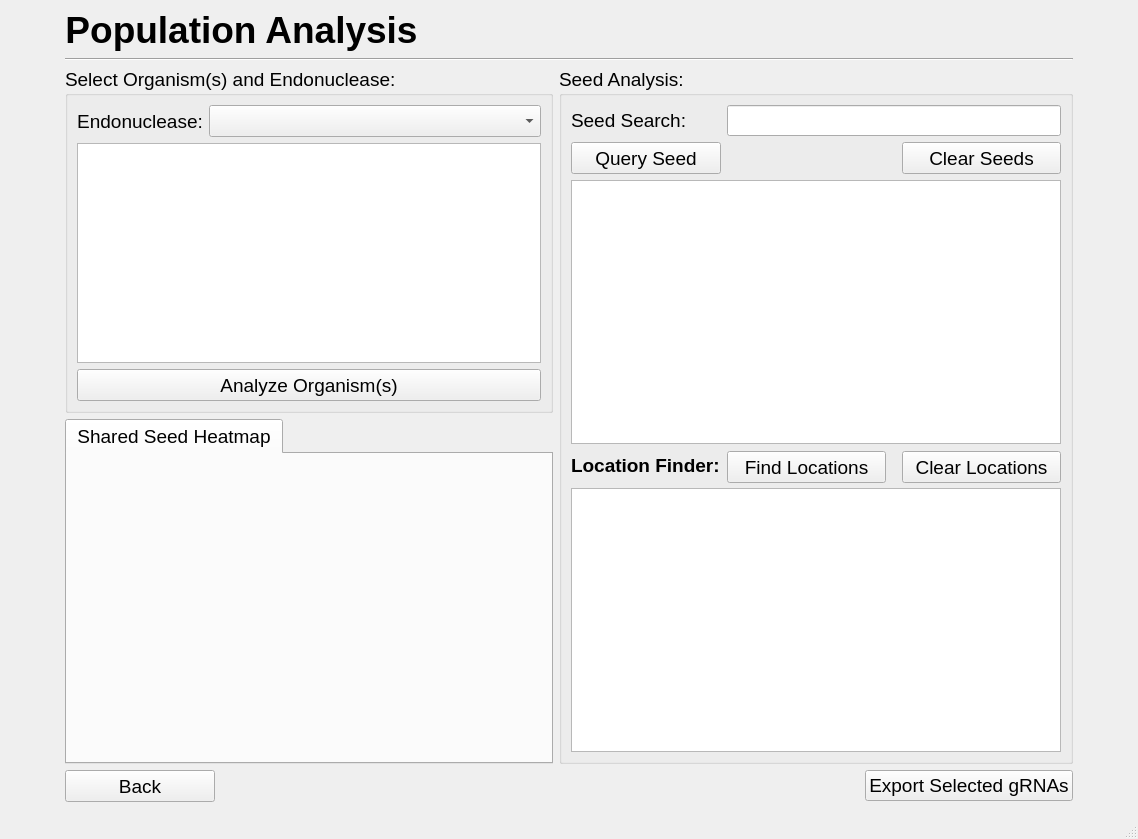
This is populationanalysis.ui in TrinhLab/CASPERapp as Qt 5 draws it before an edit. The edited form follows.
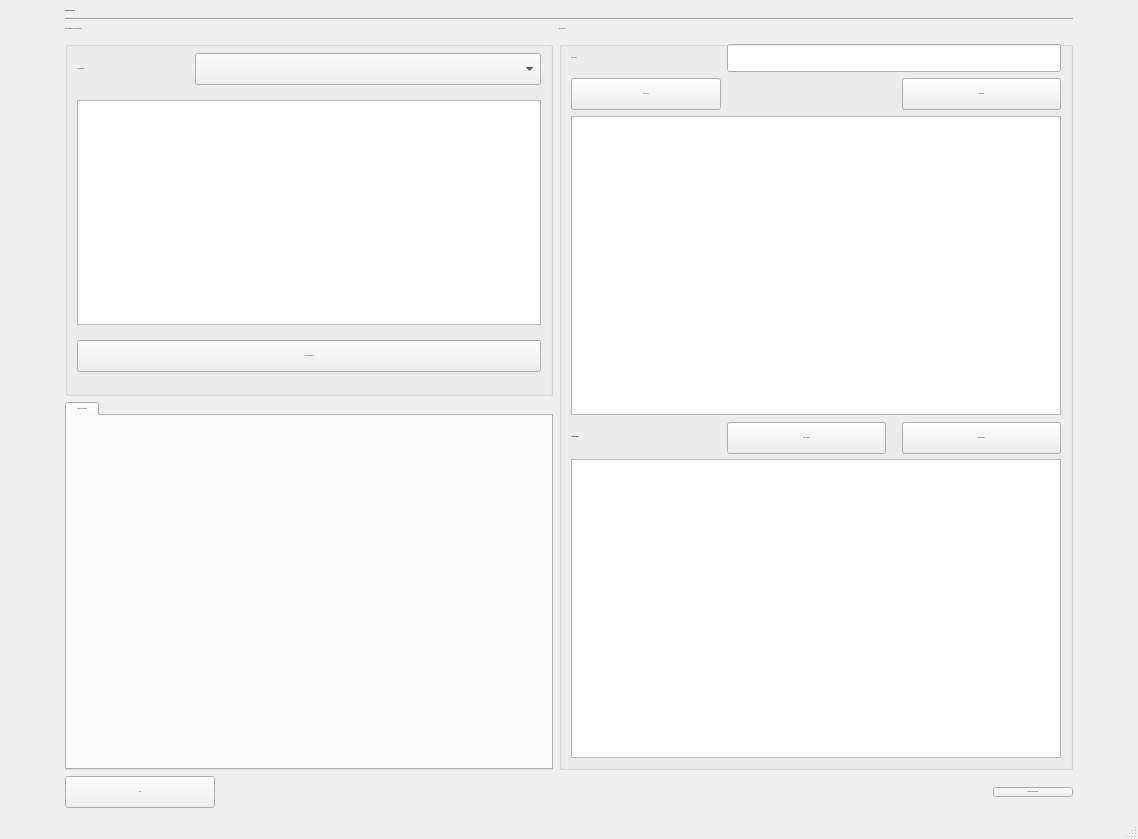
This is the edited form.

Commit message: making UI use pixel count for font sizes rather than point size to keep it from scaling from windows scaling

The edit to the form file:
```diff
--- a/populationanalysis.ui
+++ b/populationanalysis.ui
@@ -13,12 +13,18 @@
   <property name="font">
    <font>
     <family>Arial</family>
-    <pointsize>14</pointsize>
+    <pointsize>1</pointsize>
+    <weight>50</weight>
+    <italic>false</italic>
+    <bold>false</bold>
    </font>
   </property>
   <property name="windowTitle">
    <string>Population Analysis</string>
   </property>
+  <property name="styleSheet">
+   <string notr="true">font: 16px 'Arial';</string>
+  </property>
   <widget class="QWidget" name="centralwidget">
    <property name="styleSheet">
     <string notr="true">font: 14pt &quot;Arial&quot;;</string>
@@ -312,7 +318,7 @@
          <property name="font">
           <font>
            <family>Arial</family>
-           <pointsize>14</pointsize>
+           
            <weight>50</weight>
            <italic>false</italic>
            <bold>false</bold>
@@ -485,8 +491,8 @@
       </property>
       <property name="font">
        <font>
-        <family>Arial</family>
-        <pointsize>28</pointsize>
+        <family>12 Arial</family>
+        
         <weight>50</weight>
         <italic>false</italic>
         <bold>false</bold>
```
Left out of the diff: 6 changed lines with no effect on the pictures. The commit also changes 34 other files.
